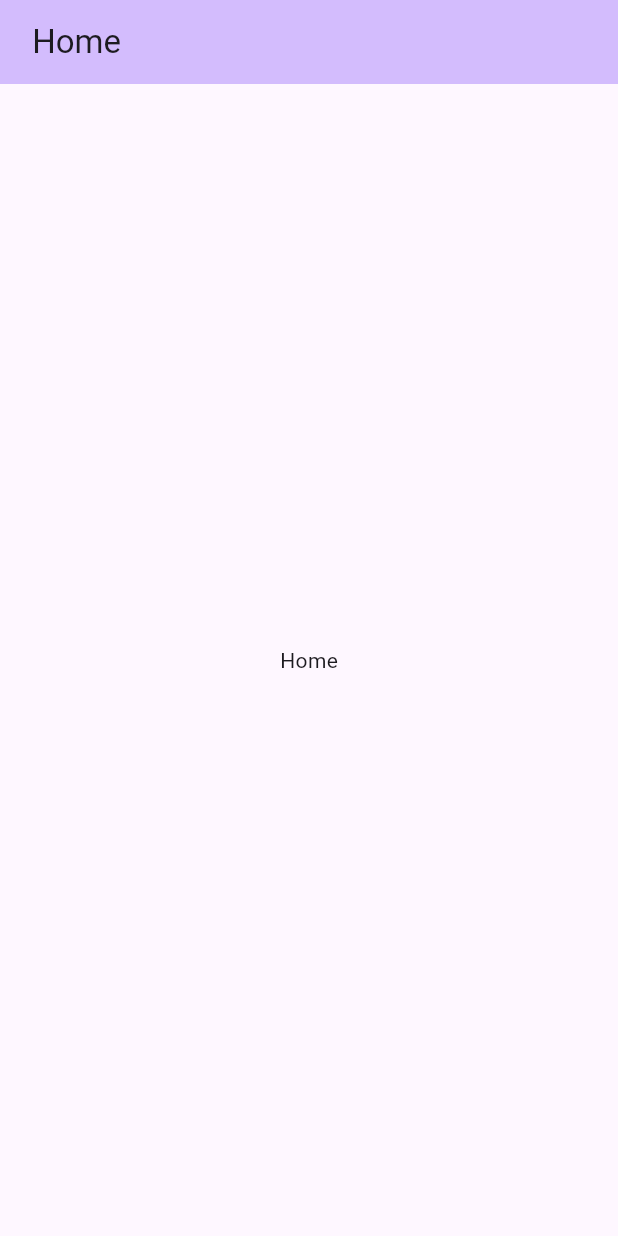
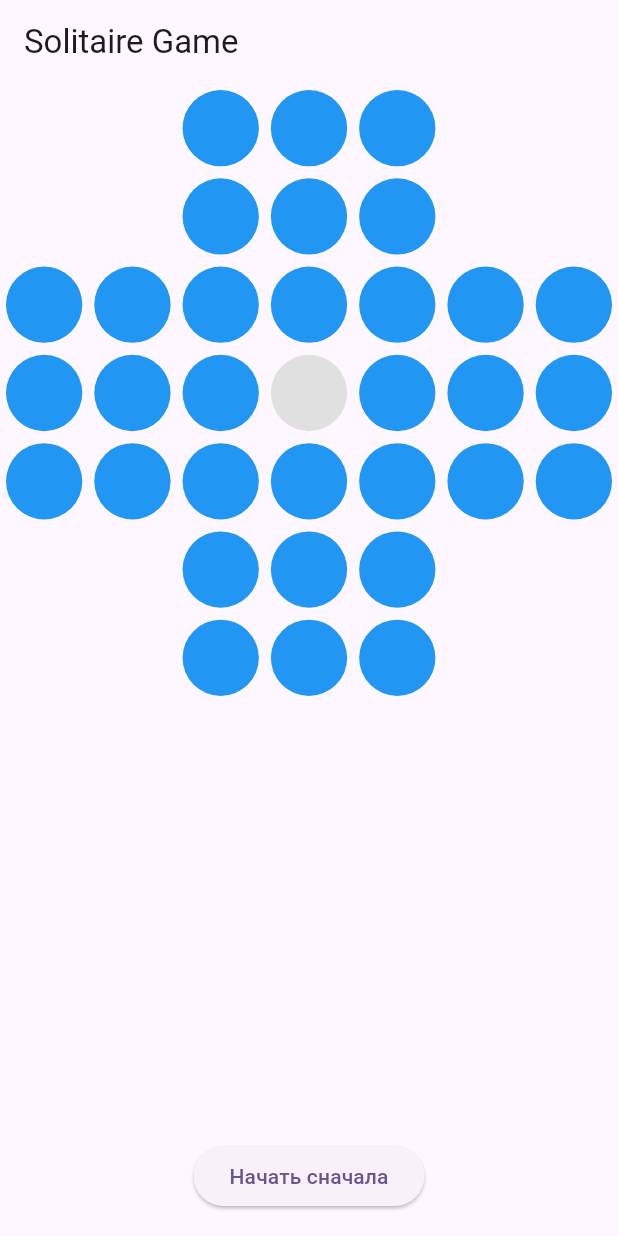
Before and after one commit to 19AK68/solitaire_game, a Flutter app: the screen it shows after launch, on a phone screen of 412 x 824 dp. Run offline on Flutter 3.47's test engine with Material 3 defaults, Android fonts, the phone set to English and light mode, and no system bars.

Commit message:
SG-1 creame game screen

```diff
--- a/lib/main.dart
+++ b/lib/main.dart
@@ -1,50 +1,23 @@
 import 'package:flutter/material.dart';
+import 'package:solitaire_game/screen/solitaire_games_screen.dart';
 
 void main() {
-  runApp(const MyApp());
+  runApp(const SolitaireGame());
 }
 
-class MyApp extends StatelessWidget {
-  const MyApp({super.key});
+class SolitaireGame extends StatelessWidget {
+  const SolitaireGame({super.key});
 
   @override
   Widget build(BuildContext context) {
     return MaterialApp(
+      debugShowCheckedModeBanner: false,
       title: 'Solitaire Game',
       theme: ThemeData(
         colorScheme: ColorScheme.fromSeed(seedColor: Colors.deepPurple),
         useMaterial3: true,
       ),
-      home: const MyHomePage(title: ' Home '),
+      home: const SolitaireGamesScreen(),
     );
   }
 }
-
-class MyHomePage extends StatefulWidget {
-  const MyHomePage({super.key, required this.title});
-
-  final String title;
-
-  @override
-  State<MyHomePage> createState() => _MyHomePageState();
-}
-
-class _MyHomePageState extends State<MyHomePage> {
-  @override
-  Widget build(BuildContext context) {
-    return Scaffold(
-      appBar: AppBar(
-        // TRY THIS: Try changing the color here to a specific color (to
-        // Colors.amber, perhaps?) and trigger a hot reload to see the AppBar
-        // change color while the other colors stay the same.
-        backgroundColor: Theme.of(context).colorScheme.inversePrimary,
-        // Here we take the value from the MyHomePage object that was created by
-        // the App.build method, and use it to set our appbar title.
-        title: Text(widget.title),
-      ),
-      body: const Center(
-        child: Text('Home'),
-      ),
-    );
-  }
-}
--- /dev/null
+++ b/lib/screen/solitaire_games_screen.dart
@@ -0,0 +1,147 @@
+import 'package:flutter/material.dart';
+
+class SolitaireGamesScreen extends StatefulWidget {
+  const SolitaireGamesScreen({super.key});
+
+  @override
+  State<SolitaireGamesScreen> createState() => _SolitaireGamesScreenState();
+}
+
+class _SolitaireGamesScreenState extends State<SolitaireGamesScreen> {
+  // Начальная позиция игрового поля
+  final List<List<int>> initialBoard = [
+    [-1, -1, 1, 1, 1, -1, -1],
+    [-1, -1, 1, 1, 1, -1, -1],
+    [1, 1, 1, 1, 1, 1, 1],
+    [1, 1, 1, 0, 1, 1, 1],
+    [1, 1, 1, 1, 1, 1, 1],
+    [-1, -1, 1, 1, 1, -1, -1],
+    [-1, -1, 1, 1, 1, -1, -1],
+  ];
+
+  // Текущее игровое поле
+  late List<List<int>> board;
+
+  // Хранение выбранной ячейки
+  int? selectedRow;
+  int? selectedCol;
+
+  @override
+  void initState() {
+    super.initState();
+    resetBoard();
+  }
+
+  // Метод для сброса игрового поля
+  void resetBoard() {
+    setState(() {
+      board = initialBoard.map((row) => List<int>.from(row)).toList();
+      selectedRow = null;
+      selectedCol = null;
+    });
+  }
+
+  // Метод обработки нажатия на ячейку
+  void onCellTap(int row, int col) {
+    setState(() {
+      if (board[row][col] == 1) {
+        // Если нажата ячейка с шариком, выделяем её
+        selectedRow = row;
+        selectedCol = col;
+      } else if (board[row][col] == 0 &&
+          selectedRow != null &&
+          selectedCol != null) {
+        // Если нажата пустая ячейка и есть выделенный шарик
+        if (isValidMove(selectedRow!, selectedCol!, row, col)) {
+          // Делаем ход: перемещаем шарик
+          board[row][col] = 1; // Новая позиция шарика
+          board[selectedRow!][selectedCol!] = 0; // Старая позиция пустая
+          int midRow = (selectedRow! + row) ~/ 2;
+          int midCol = (selectedCol! + col) ~/ 2;
+          board[midRow][midCol] = 0; // Убираем "перепрыгнутый" шарик
+
+          // Сбрасываем выделение
+          selectedRow = null;
+          selectedCol = null;
+        }
+      } else {
+        // Если нажата невалидная ячейка — снимаем выделение
+        selectedRow = null;
+        selectedCol = null;
+      }
+    });
+  }
+
+  // Проверка: допустим ли ход
+  bool isValidMove(int fromRow, int fromCol, int toRow, int toCol) {
+    // Ход возможен, только если ячейка на 2 позиции по горизонтали или вертикали
+    if ((fromRow == toRow && (fromCol - toCol).abs() == 2) ||
+        (fromCol == toCol && (fromRow - toRow).abs() == 2)) {
+      // Между ними должен быть шарик
+      int midRow = (fromRow + toRow) ~/ 2;
+      int midCol = (fromCol + toCol) ~/ 2;
+      if (board[midRow][midCol] == 1) {
+        return true;
+      }
+    }
+    return false;
+  }
+
+  @override
+  Widget build(BuildContext context) {
+    return Scaffold(
+      appBar: AppBar(title: const Text("Solitaire Game")),
+      body: Column(
+        mainAxisAlignment: MainAxisAlignment.center,
+        children: [
+          Expanded(
+            child: Center(
+              child: GridView.builder(
+                gridDelegate: const SliverGridDelegateWithFixedCrossAxisCount(
+                  crossAxisCount: 7, // Размер сетки 7x7
+                ),
+                itemCount: 49,
+                itemBuilder: (context, index) {
+                  int row = index ~/ 7;
+                  int col = index % 7;
+
+                  // Определяем тип ячейки
+                  if (board[row][col] == -1) {
+                    // Ячейка вне поля
+                    return const SizedBox.shrink();
+                  }
+
+                  // Цвет для выделенной ячейки
+                  bool isSelected = row == selectedRow && col == selectedCol;
+
+                  return GestureDetector(
+                    onTap: () {
+                      onCellTap(row, col); // Обработка нажатия
+                    },
+                    child: Container(
+                      margin: const EdgeInsets.all(4),
+                      decoration: BoxDecoration(
+                        color: board[row][col] == 1
+                            ? (isSelected ? Colors.green : Colors.blue) // Шарик
+                            : Colors.grey.shade300, // Пустая ячейка
+                        shape: BoxShape.circle,
+                      ),
+                    ),
+                  );
+                },
+              ),
+            ),
+          ),
+          // Кнопка "Начать сначала"
+          Padding(
+            padding: const EdgeInsets.all(16.0),
+            child: ElevatedButton(
+              onPressed: resetBoard, // Сброс игрового поля
+              child: const Text("Начать сначала"),
+            ),
+          ),
+        ],
+      ),
+    );
+  }
+}
```
